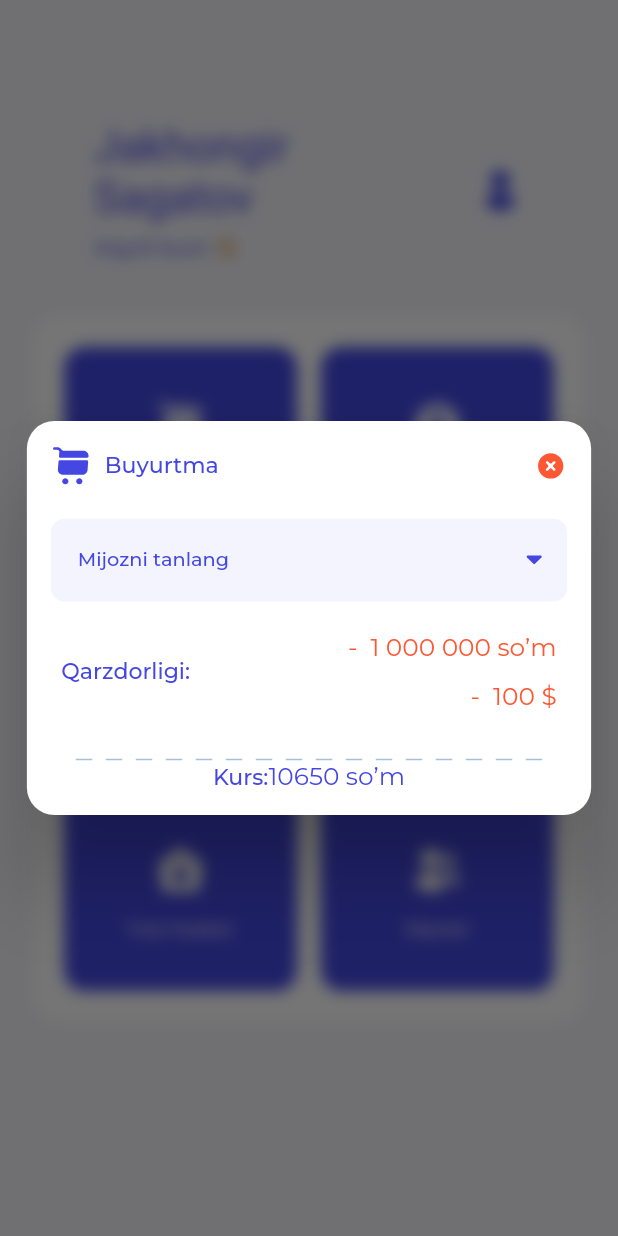
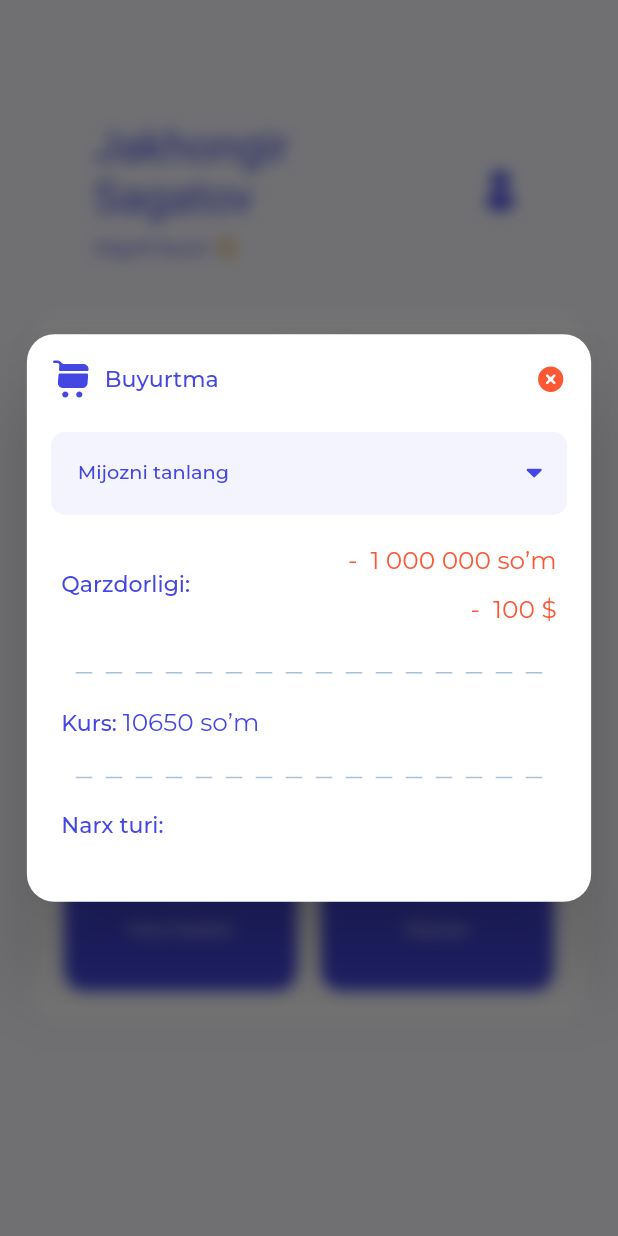
Before and after one commit to Abdullayev3635/savdo, a Flutter app: the ProfilePage screen opened directly, after a tap on "Yangi buyurtma", on a phone screen of 412 x 824 dp. Run offline on Flutter 3.47's test engine with Material 2 defaults, Android fonts, the phone set to English and light mode, and no system bars; drawn by our look-alikes of auto_size_text; our stand-ins replace bloc, dartz, flutter_bloc, flutter_screenutil, flutter_svg, fluttertoast and 8 more; accounts and stored records are empty; Roboto replaces fonts that are missing (ExtraBold); statements that could not run were skipped; project files that could hold a hidden picture were left out.

Commit message:
23.03.22 Ranglar

```diff
--- a/lib/features/profile/presentation/widgets/buyurtma_dialog.dart
+++ b/lib/features/profile/presentation/widgets/buyurtma_dialog.dart
@@ -1,3 +1,4 @@
+import 'package:flutter/cupertino.dart';
 import 'package:flutter/material.dart';
 import 'package:flutter_screenutil/flutter_screenutil.dart';
 import 'package:flutter_svg/flutter_svg.dart';
@@ -83,17 +84,46 @@ class _BuyurtmaDialogState extends State<BuyurtmaDialog> {
             ],
           ),
         ),
-        SvgPicture.asset('assets/icons/divider.svg'),
+        SvgPicture.asset('assets/icons/divider.svg', fit: BoxFit.cover),
+        // SizedBox(height: 25.h,),
+        Padding(
+          padding:
+              EdgeInsets.only(right: 7.w, top: 24.h, left: 7.w, bottom: 28.h),
+          child: Row(
+            mainAxisAlignment: MainAxisAlignment.start,
+            children: [
               Text.rich(TextSpan(children: [
                 TextSpan(
-              text: 'Kurs:',
+                    text: 'Kurs: ',
                     style: TextStyle(
-                  fontFamily: 'Medium', fontSize: 16.sp, color: primaryColor)),
+                        fontFamily: 'Medium',
+                        fontSize: 16.sp,
+                        color: primaryColor)),
                 TextSpan(
                     text: '10650 so’m',
                     style: TextStyle(
-                  fontFamily: 'Regular', fontSize: 18.sp, color: primaryColor)),
-        ]))
+                        fontFamily: 'Regular',
+                        fontSize: 18.sp,
+                        color: primaryColor)),
+              ])),
+            ],
+          ),
+        ),
+        SvgPicture.asset('assets/icons/divider.svg', fit: BoxFit.cover),
+        Padding(
+          padding:
+              EdgeInsets.only(right: 7.w, top: 24.h, left: 7.w, bottom: 28.h),
+          child: Row(
+            mainAxisAlignment: MainAxisAlignment.start,
+            children: [
+              Text('Narx turi:',
+                  style: TextStyle(
+                      fontFamily: 'Medium',
+                      fontSize: 16.sp,
+                      color: primaryColor)),
+            ],
+          ),
+        ),
       ],
     );
   }
```
Lines whose indentation alone changed are shown as unchanged.
